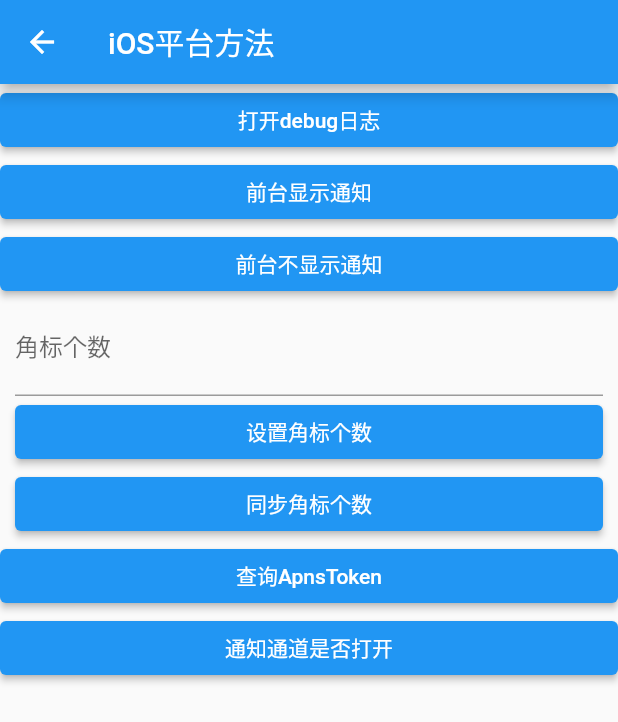
After one commit to aliyun/alibabacloud-push-flutter-plugin, a Flutter app: the IOSPage screen opened directly, on a phone screen of 412 x 824 dp. The commit adds this screen. Shown: the top 722 px of the screen. Run offline on Flutter 3.47's test engine with Material 2 defaults, Android fonts, the light colour scheme and no system bars; our stand-ins replace dropdown_button2, fluttertoast.

Commit message:
feat: 完成ios部分

```diff
--- /dev/null
+++ b/example/lib/ios.dart
@@ -0,0 +1,115 @@
+import 'package:flutter/material.dart';
+import 'package:fluttertoast/fluttertoast.dart';
+import 'package:push/aliyun_push.dart';
+
+class IOSPage extends StatefulWidget {
+  const IOSPage({super.key});
+
+  @override
+  State<StatefulWidget> createState() => _IOSPageState();
+}
+
+class _IOSPageState extends State<IOSPage> {
+  final _aliyunPush = AliyunPush();
+
+  final TextEditingController _badgeController = TextEditingController();
+
+  String _apnsToken = "";
+
+  @override
+  Widget build(BuildContext context) {
+    List<Widget> children = [];
+    children.add(ElevatedButton(
+        onPressed: () {
+          _aliyunPush.turnOnIOSDebug();
+        },
+        child: const Text('打开debug日志')));
+    children.add(ElevatedButton(
+        onPressed: () {
+          _aliyunPush.showIOSNoticeWhenForeground(true);
+        },
+        child: const Text('前台显示通知')));
+    children.add(ElevatedButton(
+        onPressed: () {
+          _aliyunPush.showIOSNoticeWhenForeground(false);
+        },
+        child: const Text('前台不显示通知')));
+    children.add(
+      Padding(
+        padding: const EdgeInsets.symmetric(horizontal: 10.0),
+        child: TextField(
+          autofocus: false,
+          keyboardType: TextInputType.number,
+          decoration: const InputDecoration(
+            labelText: "角标个数",
+            hintText: "角标个数",
+          ),
+          controller: _badgeController,
+        ),
+      ),
+    );
+    children.add(Padding(
+      padding: const EdgeInsets.symmetric(horizontal: 10.0),
+      child: ElevatedButton(
+          onPressed: () {
+            if (_badgeController.text == '') {
+              Fluttertoast.showToast(
+                  msg: '角标个数不能为空', gravity: ToastGravity.CENTER);
+              return;
+            }
+            int badgeNum = int.parse(_badgeController.text);
+            _aliyunPush.setIOSBadgeNum(badgeNum);
+          },
+          child: const Text('设置角标个数')),
+    ));
+    children.add(Padding(
+      padding: const EdgeInsets.symmetric(horizontal: 10.0),
+      child: ElevatedButton(
+          onPressed: () {
+            if (_badgeController.text == '') {
+              Fluttertoast.showToast(
+                  msg: '角标个数不能为空', gravity: ToastGravity.CENTER);
+              return;
+            }
+            int badgeNum = int.parse(_badgeController.text);
+            _aliyunPush.syncIOSBadgeNum(badgeNum);
+          },
+          child: const Text('同步角标个数')),
+    ));
+    children.add(ElevatedButton(
+        onPressed: () {
+          _aliyunPush.getApnsDeviceToken().then((apnsToken) {
+            setState(() {
+              _apnsToken = apnsToken;
+            });
+          });
+        },
+        child: const Text('查询ApnsToken')));
+    children
+        .add(ElevatedButton(onPressed: () {
+          _aliyunPush.isIOSChannelOpened().then((opened) {
+            print('opened $opened');
+            if (opened) {
+              Fluttertoast.showToast(msg: '通道已打开', gravity: ToastGravity.CENTER);
+            } else {
+              Fluttertoast.showToast(msg: '通道未打开', gravity: ToastGravity.CENTER);
+            }
+          });
+    }, child: const Text('通知通道是否打开')));
+    if (_apnsToken != "") {
+      children.add(Text(
+        "apnsToken: $_apnsToken",
+        style: const TextStyle(fontSize: 16),
+      ));
+    }
+
+    return Scaffold(
+        appBar: AppBar(
+          title: const Text('iOS平台方法'),
+        ),
+        body: ListView(
+          shrinkWrap: true,
+          children: children,
+        ));
+  }
+}
```
Also changed, not shown: example/lib/android.dart (+108 -33 lines), example/lib/main.dart (+79 -80 lines), lib/aliyun_push.dart (+80 -58 lines), 8 other files.
